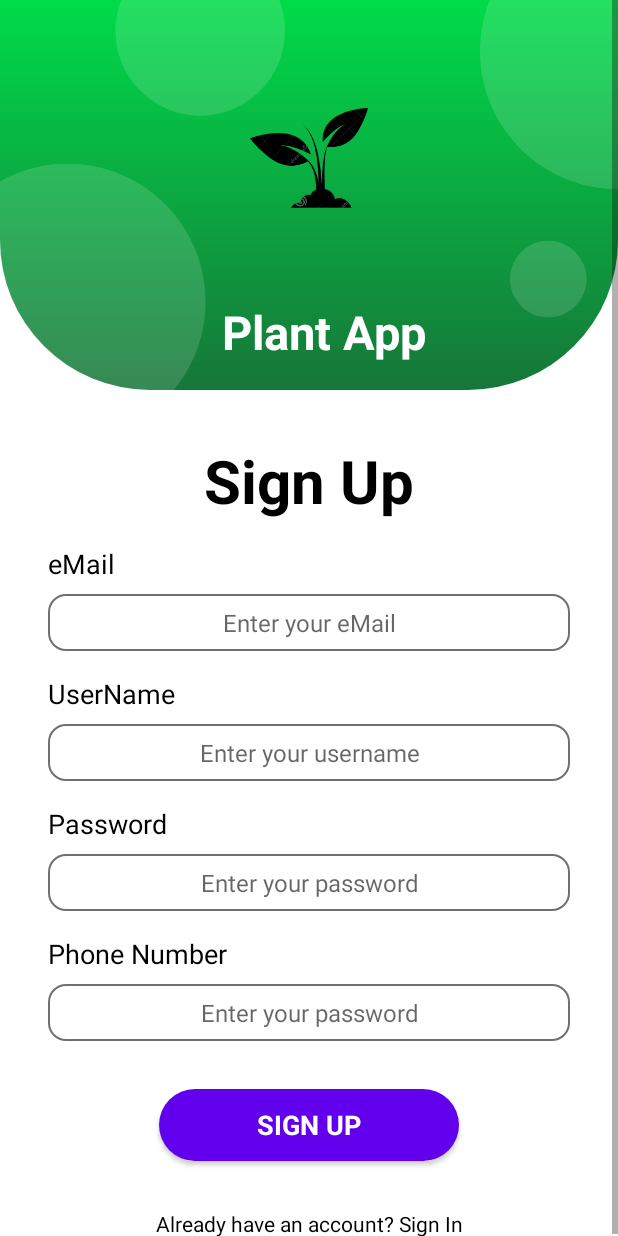
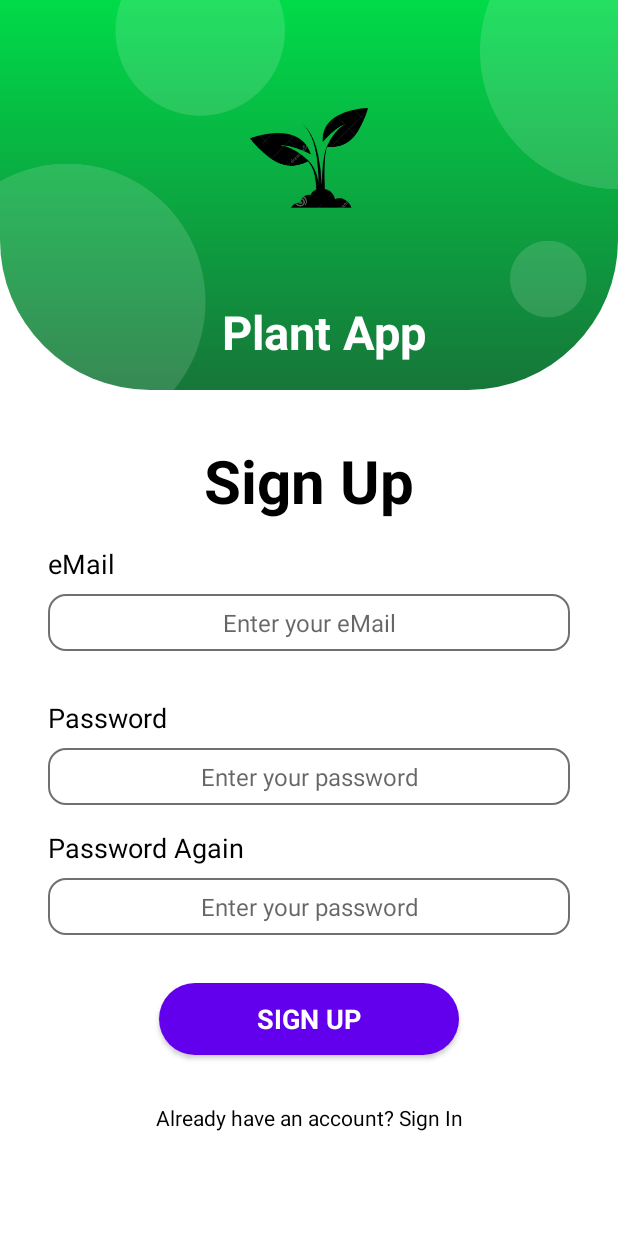
Before and after one commit to oguzhanturkmenn/PlantShop, an Android app: the fragment SignUpFragment shown on its own in the app's theme, on a phone screen of 412 x 824 dp. Run offline under Robolectric (Android 15) with nearby library versions, the phone set to English and light mode, and no system bars; our stand-ins replace Dagger/Hilt's generated code, data binding.

```diff
--- a/app/src/main/java/com/oguzhanturkmen/myplantapp/MainActivity.kt
+++ b/app/src/main/java/com/oguzhanturkmen/myplantapp/MainActivity.kt
@@ -5,7 +5,9 @@ import android.os.Bundle
 import androidx.navigation.fragment.NavHostFragment
 import androidx.navigation.ui.NavigationUI
 import com.oguzhanturkmen.myplantapp.databinding.ActivityMainBinding
+import dagger.hilt.android.AndroidEntryPoint
 
+@AndroidEntryPoint
 class MainActivity : AppCompatActivity() {
     private lateinit var binding: ActivityMainBinding
 
--- a/app/src/main/java/com/oguzhanturkmen/myplantapp/data/repo/PlantRepo.kt
+++ b/app/src/main/java/com/oguzhanturkmen/myplantapp/data/repo/PlantRepo.kt
@@ -7,4 +7,6 @@ class PlantRepo(var dataSource: PlantDataSource) {
 
     fun register(userEmail: String, userPassword: String) =
         dataSource.register(userEmail, userPassword)
+
+    fun getLiveUser() = dataSource.getLiveUser()
 }
--- a/app/src/main/java/com/oguzhanturkmen/myplantapp/ui/view/SignUpFragment.kt
+++ b/app/src/main/java/com/oguzhanturkmen/myplantapp/ui/view/SignUpFragment.kt
@@ -5,19 +5,64 @@ import androidx.fragment.app.Fragment
 import android.view.LayoutInflater
 import android.view.View
 import android.view.ViewGroup
+import androidx.databinding.DataBindingUtil
+import androidx.lifecycle.ViewModelProvider
+import androidx.navigation.Navigation
 import com.oguzhanturkmen.myplantapp.R
+import com.oguzhanturkmen.myplantapp.databinding.FragmentLoginBinding
+import com.oguzhanturkmen.myplantapp.databinding.FragmentSignUpBinding
+import com.oguzhanturkmen.myplantapp.ui.viewmodel.SignUpViewModel
+import com.oguzhanturkmen.myplantapp.utils.gecisYap
+import com.oguzhanturkmen.myplantapp.utils.makeToast
+import dagger.hilt.android.AndroidEntryPoint
 
+@AndroidEntryPoint
+class SignUpFragment : Fragment() {
+    private lateinit var binding: FragmentSignUpBinding
+    private lateinit var viewModel: SignUpViewModel
 
-class SignUpFragment : Fragment() {
-
+    override fun onCreate(savedInstanceState: Bundle?) {
+        super.onCreate(savedInstanceState)
+        viewModel = ViewModelProvider(this)[SignUpViewModel::class.java]
+    }
 
     override fun onCreateView(
         inflater: LayoutInflater, container: ViewGroup?,
         savedInstanceState: Bundle?
     ): View? {
-        // Inflate the layout for this fragment
-        return inflater.inflate(R.layout.fragment_sign_up, container, false)
+        binding = DataBindingUtil.inflate(inflater,R.layout.fragment_sign_up,container,false)
+        return binding.root
     }
 
+    override fun onViewCreated(view: View, savedInstanceState: Bundle?) {
+        super.onViewCreated(view, savedInstanceState)
+        binding.signUpFragment = this
+    }
+
+    private fun observeLiveData() {
+        viewModel.answer.observe(viewLifecycleOwner) { answer ->
+            answer.success?.let {
+                if (it == 1) {
+                    Navigation.gecisYap(requireView(),R.id.dashboardFragment)
+                    makeToast(requireContext(), "Kayıt oluşturulmuştur")
+                } else {
+                    makeToast(requireContext(), answer.message.toString())
+                }
+            }
+        }
+    }
+
+    fun signUpClicked(email: String?, password: String?,passwordAgain:String?){
+        if (email != "" && password != "" && passwordAgain != "") {
+            email?.let { nEmail ->
+                password?.let { nPassword ->
+                    if (password == passwordAgain) {
+                        viewModel.register(nEmail, nPassword)
+                        observeLiveData()
+                    } else makeToast(requireContext(),"parola yanlış")
+                }
+            }
+        } else makeToast(requireContext(), "boş olmamalı")
+    }
 
 }
--- a/app/src/main/java/com/oguzhanturkmen/myplantapp/ui/viewmodel/SignUpViewModel.kt
+++ b/app/src/main/java/com/oguzhanturkmen/myplantapp/ui/viewmodel/SignUpViewModel.kt
@@ -1,6 +1,19 @@
 package com.oguzhanturkmen.myplantapp.ui.viewmodel
 
+import androidx.lifecycle.MutableLiveData
 import androidx.lifecycle.ViewModel
+import com.oguzhanturkmen.myplantapp.data.models.Answer
+import com.oguzhanturkmen.myplantapp.data.repo.PlantRepo
+import dagger.hilt.android.lifecycle.HiltViewModel
+import javax.inject.Inject
 
-class SignUpViewModel : ViewModel() {
+@HiltViewModel
+class SignUpViewModel @Inject constructor(
+    var plantRepo: PlantRepo
+) : ViewModel() {
+    var answer = MutableLiveData<Answer>()
+
+    fun register(userEmail: String, userPassword: String) {
+        answer = plantRepo.register(userEmail, userPassword)
+    }
 }
--- a/app/src/main/java/com/oguzhanturkmen/myplantapp/utils/Extensions.kt
+++ b/app/src/main/java/com/oguzhanturkmen/myplantapp/utils/Extensions.kt
@@ -1,6 +1,8 @@
 package com.oguzhanturkmen.myplantapp.utils
 
+import android.content.Context
 import android.view.View
+import android.widget.Toast
 import androidx.navigation.NavDirections
 import androidx.navigation.Navigation
 
@@ -13,3 +15,7 @@ fun Navigation.gecisYap(view: View, id: NavDirections){
     findNavController(view).navigate(id)
 
 }
+
+fun makeToast(context: Context, message: String) {
+    Toast.makeText(context, message, Toast.LENGTH_LONG).show()
+}
--- a/app/src/main/res/layout/fragment_login.xml
+++ b/app/src/main/res/layout/fragment_login.xml
@@ -96,7 +96,7 @@
                     android:textSize="18sp" />
 
                 <EditText
-                    android:id="@+id/et_email"
+                    android:id="@+id/etEmail"
                     android:layout_width="match_parent"
                     android:layout_height="wrap_content"
                     android:layout_marginTop="8dp"
@@ -127,7 +127,7 @@
                     android:textSize="18sp" />
 
                 <EditText
-                    android:id="@+id/et_password"
+                    android:id="@+id/etPassword"
                     android:layout_width="match_parent"
                     android:layout_height="wrap_content"
                     android:layout_marginTop="8dp"
@@ -209,6 +209,7 @@
                 android:layout_marginTop="32dp"
                 android:layout_marginBottom="32dp"
                 android:background="@drawable/button_background"
+                android:onClick="@{() -> LoginFragment.loginClicked(etEmail.getText().toString(),etPassword.getText().toString())}"
                 android:text="LOGIN"
                 android:textColor="@color/white"
                 android:textSize="16sp"
--- a/app/src/main/res/layout/fragment_sign_up.xml
+++ b/app/src/main/res/layout/fragment_sign_up.xml
@@ -1,10 +1,19 @@
 <?xml version="1.0" encoding="utf-8"?>
-<ScrollView xmlns:android="http://schemas.android.com/apk/res/android"
+<layout xmlns:android="http://schemas.android.com/apk/res/android"
     xmlns:tools="http://schemas.android.com/tools"
-    xmlns:app="http://schemas.android.com/apk/res-auto"
+    xmlns:app="http://schemas.android.com/apk/res-auto">
+
+    <data>
+    <variable
+        name="SignUpFragment"
+        type="com.oguzhanturkmen.myplantapp.ui.view.SignUpFragment" />
+    </data>
+
+    <ScrollView
         android:layout_width="match_parent"
         android:layout_height="match_parent"
         tools:context=".ui.view.SignUpFragment">
+
         <LinearLayout
             android:layout_width="match_parent"
             android:layout_height="wrap_content"
@@ -32,7 +41,7 @@
                     app:layout_constraintEnd_toEndOf="parent"
                     app:layout_constraintTop_toTopOf="parent"
                     app:layout_constraintStart_toStartOf="parent"
-                android:src="@drawable/circles"/>
+                    android:src="@drawable/circles" />
 
                 <ImageView
                     android:id="@+id/img_plant_logo_signup"
@@ -70,7 +79,6 @@
                 android:textStyle="bold" />
 
 
-
             <LinearLayout
                 android:layout_width="match_parent"
                 android:layout_height="match_parent"
@@ -89,7 +97,7 @@
                     android:textSize="18sp" />
 
                 <EditText
-                    android:id="@+id/et_email_signup"
+                    android:id="@+id/etEmailSignup"
                     android:layout_width="match_parent"
                     android:layout_height="wrap_content"
                     android:layout_marginTop="8dp"
@@ -110,30 +118,7 @@
                 android:layout_marginStart="32dp"
                 android:layout_marginTop="16dp"
                 android:layout_marginEnd="32dp"
-            android:orientation="vertical">
-
-            <TextView
-                android:id="@+id/tv_username_signup"
-                android:layout_width="match_parent"
-                android:layout_height="wrap_content"
-                android:text="UserName"
-                android:textColor="@color/black"
-                android:textSize="18sp" />
-
-            <EditText
-                android:id="@+id/et_username_signup"
-                android:layout_width="match_parent"
-                android:layout_height="wrap_content"
-                android:layout_marginTop="8dp"
-                android:background="@drawable/edittext_background"
-                android:ems="10"
-                android:hint="Enter your username"
-                android:inputType="textPersonName"
-                android:padding="8dp"
-                android:textAlignment="center"
-                android:textColor="#717171"
-                android:textSize="16sp" />
-        </LinearLayout>
+                android:orientation="vertical" />
 
             <LinearLayout
                 android:layout_width="match_parent"
@@ -152,7 +137,7 @@
                     android:textSize="18sp" />
 
                 <EditText
-                android:id="@+id/ed_password_signup"
+                    android:id="@+id/etPasswordSignup"
                     android:layout_width="match_parent"
                     android:layout_height="wrap_content"
                     android:layout_marginTop="8dp"
@@ -172,25 +157,25 @@
                 android:layout_marginStart="32dp"
                 android:layout_marginTop="16dp"
                 android:layout_marginEnd="32dp"
-            android:orientation="vertical">
+                android:orientation="vertical" >
 
                 <TextView
-                android:id="@+id/tv_phone_signup"
+                    android:id="@+id/tvPasswordAgain"
                     android:layout_width="match_parent"
                     android:layout_height="wrap_content"
-                android:text="Phone Number"
+                    android:text="Password Again"
                     android:textColor="@color/black"
                     android:textSize="18sp" />
 
                 <EditText
-                android:id="@+id/ed_phone_signup"
+                    android:id="@+id/etPasswordAgain"
                     android:layout_width="match_parent"
                     android:layout_height="wrap_content"
                     android:layout_marginTop="8dp"
                     android:background="@drawable/edittext_background"
                     android:ems="10"
                     android:hint="Enter your password"
-                android:inputType="textPhonetic"
+                    android:inputType="textPassword"
                     android:padding="8dp"
                     android:textAlignment="center"
                     android:textColor="#717171"
@@ -207,6 +192,7 @@
                 android:layout_marginBottom="32dp"
                 android:background="@drawable/button_background"
                 android:text="SIGN UP"
+                android:onClick="@{() -> SignUpFragment.signUpClicked(etEmailSignup.getText().toString(),etPasswordSignup.getText().toString(),etPasswordAgain.getText().toString())}"
                 android:textColor="@color/white"
                 android:textSize="18sp"
                 android:textStyle="bold" />
@@ -222,3 +208,4 @@
         </LinearLayout>
 
     </ScrollView>
+</layout>
```
Also changed, not shown: app/src/main/AndroidManifest.xml (+2 -5 lines), app/src/main/java/com/oguzhanturkmen/myplantapp/data/datasource/PlantDataSource.kt (+24 -5 lines), app/src/main/java/com/oguzhanturkmen/myplantapp/di/AppModule.kt (added, +54 -0 lines), app/src/main/java/com/oguzhanturkmen/myplantapp/di/HiltApplication.kt (added, +8 -0 lines), app/src/main/java/com/oguzhanturkmen/myplantapp/ui/view/LoginFragment.kt (+30 -1 lines), app/src/main/java/com/oguzhanturkmen/myplantapp/ui/view/LogoutActivity.kt (deleted, +0 -12 lines), app/src/main/java/com/oguzhanturkmen/myplantapp/ui/viewmodel/LoginViewModel.kt (+13 -1 lines), app/src/main/res/layout/activity_logout.xml (deleted, +0 -20 lines), app/src/main/res/navigation/logout_graph.xml (deleted, +0 -22 lines), app/src/main/res/navigation/nav_graph.xml (+16 -15 lines). Lines whose indentation alone changed are shown as unchanged.
